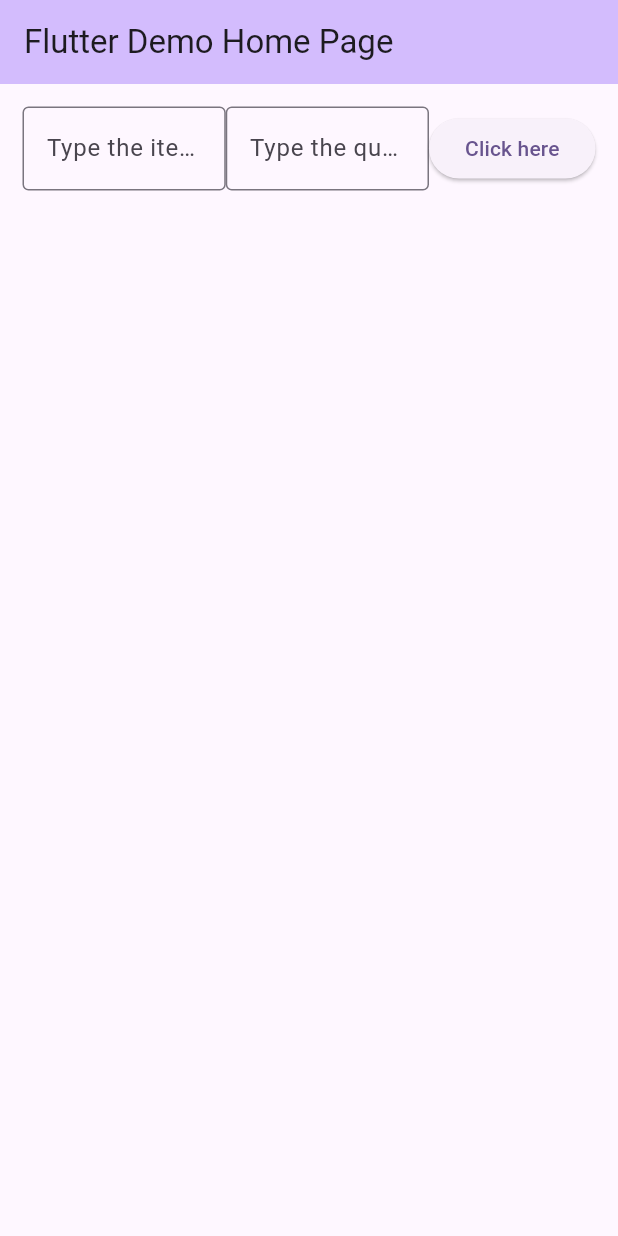
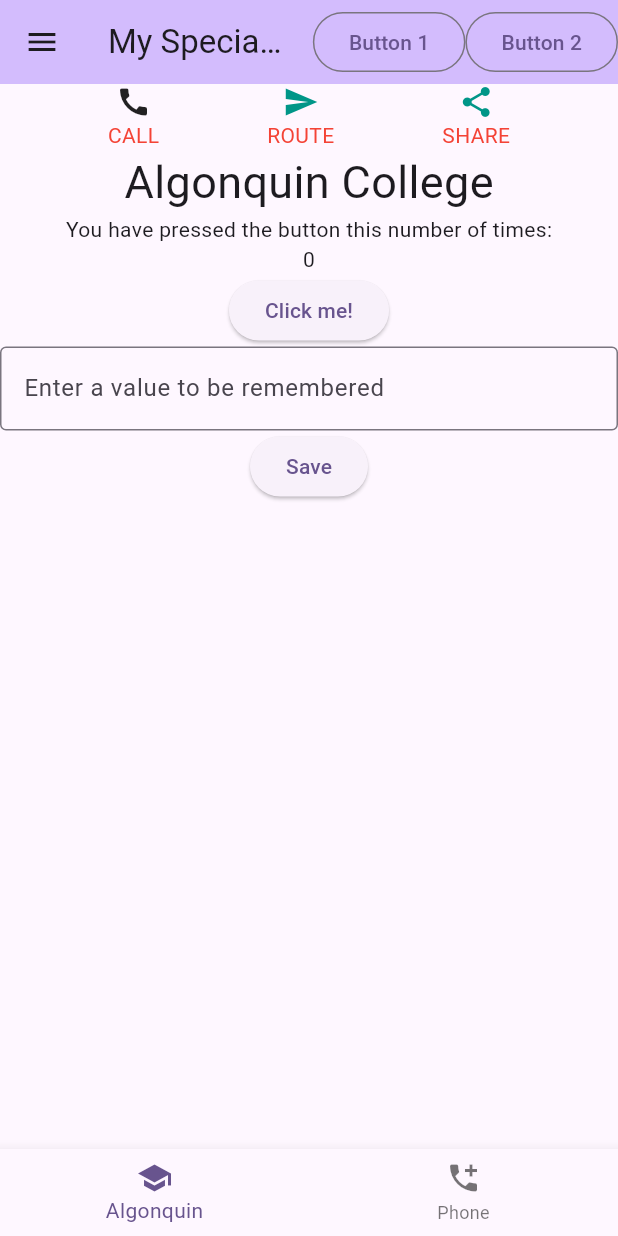
Before and after one commit to Alex-1909-DN/lab8, a Flutter app: the screen it shows after launch, on a phone screen of 412 x 824 dp. Run offline on Flutter 3.47's test engine with Material 3 defaults, Android fonts, the phone set to English and light mode, and no system bars; our stand-ins replace floor, shared_preferences, sqflite; missing offline and left inert: encrypted_shared_preferences; accounts and stored records are empty; generated files the repository leaves out were written again; statements that could not run were skipped.

Commit message:
Revert revert of first commit

```diff
--- /dev/null
+++ b/lib/data_repo.dart
@@ -0,0 +1,4 @@
+class DataRepository {
+  static String loginName = "Guest";
+  static int age = 18;
+}
--- a/lib/main.dart
+++ b/lib/main.dart
@@ -1,23 +1,30 @@
+import 'package:encrypted_shared_preferences/encrypted_shared_preferences.dart';
 import 'package:flutter/material.dart';
+import 'package:lab1/data_repo.dart';
+import 'package:lab1/second_page.dart';
+import 'package:shared_preferences/shared_preferences.dart';
+import 'package:url_launcher/url_launcher.dart';
 
-Future<void> main() async {
+void main() {
   runApp(const MyApp());
 }
 
 class MyApp extends StatelessWidget {
   const MyApp({super.key});
 
-  // This widget is the root of your application.
   @override
   Widget build(BuildContext context) {
     return MaterialApp(
+        debugShowCheckedModeBanner: false,
         title: 'Flutter Demo',
         theme: ThemeData(
           colorScheme: ColorScheme.fromSeed(seedColor: Colors.deepPurple),
           useMaterial3: true,
         ),
-      home: const MyHomePage(title: 'Flutter Demo Home Page'),
-    );
+        home: const MyHomePage(title: 'My Special App'),
+        routes: {
+          '/second': (context) => SecondPage(),
+        });
   }
 }
 
@@ -31,118 +38,176 @@ class MyHomePage extends StatefulWidget {
 }
 
 class _MyHomePageState extends State<MyHomePage> {
-  final TextEditingController _item = TextEditingController();
-  final TextEditingController _quantity = TextEditingController();
-  final List<String> _itemList = [];
-  final List<String> _quantityList = [];
+  int _counter = 0;
+  int numCounter = 0;
+  var isChecked = false;
+  final TextEditingController _num1 = TextEditingController();
+  // final TextEditingController _num2 = TextEditingController();
 
-  void _addItem() {
-    if (_item.text.isNotEmpty && _quantity.text.isNotEmpty) {
-      setState(() {
-        _itemList.add(_item.text);
-        _quantityList.add(_quantity.text);
-      });
-      _item.clear();
-      _quantity.clear();
-    }
+  @override
+  void initState() {
+    super.initState();
+    _loadCounter();
+    loadData();
   }
 
-  void _removeItem(int index) {
-    showDialog(
-      context: context,
-      builder: (context) => AlertDialog(
-        title: const Text('Remove Item?'),
-        content: const Text('Do you want to remove this item?'),
-        actions: [
-          TextButton(
-            onPressed: () {
-              Navigator.pop(context);
-            },
-            child: const Text('No'),
-          ),
-          TextButton(
-            onPressed: () {
+  /// Load the initial counter value from persistent storage on start,
+  /// or fallback to 0 if it doesn't exist.
+  Future<void> _loadCounter() async {
+    final prefs = await SharedPreferences.getInstance();
     setState(() {
-                _itemList.removeAt(index);
-                _quantityList.removeAt(index);
+      _counter = prefs.getInt('counter') ?? 0;
     });
-              Navigator.pop(context);
-            },
-            child: const Text('Yes'),
-          )
-        ],
-      ),
-    );
+  }
+
+  void loadData() {
+    EncryptedSharedPreferences esp = EncryptedSharedPreferences();
+    esp.getString('mydata').then((String value) {
+      setState(() {
+        _num1.text = value;
+      });
+
+      /// Prints Hello, World!
+    });
+  }
+
+  /// After a click, increment the counter state and
+  /// asynchronously save it to persistent storage.
+  Future<void> _incrementCounter() async {
+    final prefs = await SharedPreferences.getInstance();
+    setState(() {
+      _counter = (prefs.getInt('counter') ?? 0) + 1;
+      prefs.setInt('counter', _counter);
+    });
+  }
+
+  // void _incrementCounter() {
+  //   setState(() {
+  //     _counter++;
+  //   });
+  // }
+
+  Widget ListPage() {
+    return Column();
   }
 
   @override
   Widget build(BuildContext context) {
     return Scaffold(
+      drawer: Drawer(
+        child: Text("This is the drawer section!"),
+      ),
       appBar: AppBar(
-        // TRY THIS: Try changing the color here to a specific color (to
-        // Colors.amber, perhaps?) and trigger a hot reload to see the AppBar
-        // change color while the other colors stay the same.
+        actions: [
+          OutlinedButton(
+              onPressed: () {
+                Navigator.pushNamed(context, '/second');
+              },
+              child: Text("Button 1")),
+          OutlinedButton(
+              onPressed: () {
+                Navigator.pushNamed(context, '/third');
+              },
+              child: Text("Button 2"))
+        ],
         backgroundColor: Theme.of(context).colorScheme.inversePrimary,
-        // Here we take the value from the MyHomePage object that was created by
-        // the App.build method, and use it to set our appbar title.
         title: Text(widget.title),
       ),
       body: Center(
-        child: Column(
-          crossAxisAlignment: CrossAxisAlignment.center,
-          children: <Widget>[
-            Padding(
-              padding: const EdgeInsets.symmetric(horizontal: 15, vertical: 15),
-              child: Row(
-                mainAxisAlignment: MainAxisAlignment.spaceAround,
+        child: Column(children: [
+          Row(
+            mainAxisAlignment: MainAxisAlignment.spaceEvenly,
             children: [
-                  Expanded(
-                    child: TextField(
-                      controller: _item,
-                      decoration: const InputDecoration(
-                          hintText: "Type the item here",
+              Column(
+                children: [
+                  const Icon(Icons.call),
+                  Text(
+                    "Call".toUpperCase(),
+                    style: const TextStyle(color: Colors.red),
+                  )
+                ],
+              ),
+              Column(
+                children: [
+                  const Icon(
+                    Icons.send,
+                    color: Colors.teal,
+                  ),
+                  Text(
+                    "Route".toUpperCase(),
+                    style: const TextStyle(color: Colors.red),
+                  )
+                ],
+              ),
+              Column(
+                children: [
+                  const Icon(
+                    Icons.share,
+                    color: Colors.teal,
+                  ),
+                  Text("Share".toUpperCase(),
+                      style: const TextStyle(color: Colors.red))
+                ],
+              )
+            ],
+          ),
+          Stack(
+            alignment: AlignmentDirectional.bottomCenter,
+            children: [
+              Text(
+                "Algonquin College",
+                style: TextStyle(fontSize: 30.0),
+              )
+            ],
+          ),
+          Text("You have pressed the button this number of times:"),
+          Text("$_counter"),
+          ElevatedButton(
+              onPressed: _incrementCounter, child: Text("Click me!")),
+          TextField(
+            controller: _num1,
+            decoration: InputDecoration(
+                hintText: "Enter a value to be remembered",
                 border: OutlineInputBorder()),
           ),
+          ElevatedButton(
+              onPressed: () {
+                EncryptedSharedPreferences esp = EncryptedSharedPreferences();
+                esp.setString('mydata', _num1.value.text).then((bool success) {
+                  if (success) {
+                    print('success');
+                  } else {
+                    print('fail');
+                  }
+                });
+
+                DataRepository.loginName = _num1.value.text;
+                Navigator.pushNamed(context, '/second');
+              },
+              child: Text("Save"))
+        ]),
       ),
-                  Expanded(
-                    child: TextField(
-                      controller: _quantity,
-                      decoration: const InputDecoration(
-                        hintText: "Type the quantity here",
-                        border: OutlineInputBorder(),
-                      ),
-                      keyboardType: TextInputType.number,
-                    ),
-                  ),
-                  ElevatedButton(
-                    onPressed: _addItem,
-                    child: const Text('Click here'),
-                  ),
+      bottomNavigationBar: BottomNavigationBar(
+        items: [
+          BottomNavigationBarItem(icon: Icon(Icons.school), label: "Algonquin"),
+          BottomNavigationBarItem(icon: Icon(Icons.add_call), label: "Phone")
         ],
-              ),
-            ),
-            Expanded(
-              child: _itemList.isEmpty
-                  ? const Center(child: Text(' '))
-                  : ListView.builder(
-                      itemCount: _itemList.length,
-                      itemBuilder: (context, index) {
-                        return GestureDetector(
-                          child: Row(
-                            mainAxisAlignment: MainAxisAlignment.spaceAround,
-                            children: [
-                              Text(
-                                '${index + 1}: ${_itemList[index]} quantity: ${_quantityList[index]}',
-                              ),
-                            ],
-                          ),
-                          onLongPress: () => _removeItem(index),
+        onTap: (btnIndex) {
+          if (btnIndex == 0) {
+            const snackBar = SnackBar(
+              content: Text("Algonquin College button clicked!"),
             );
+            ScaffoldMessenger.of(context).showSnackBar(snackBar);
+            launchUrl(Uri.parse("https://www.algonquincollege.com"));
+            // print("Camera button clicked");
+          } else {
+            const snackBar = SnackBar(
+              content: Text("Phone button was clicked!"),
+            );
+            ScaffoldMessenger.of(context).showSnackBar(snackBar);
+            // print("Phone button was clicked");
+          }
         },
-                    ),
-            ),
-          ],
-        ),
       ),
     );
   }
--- a/pubspec.yaml
+++ b/pubspec.yaml
@@ -30,6 +30,7 @@ environment:
 dependencies:
   flutter:
     sdk: flutter
+  floor: ^1.5.0
 
   # The following adds the Cupertino Icons font to your application.
   # Use with the CupertinoIcons class for iOS style icons.
@@ -41,6 +42,8 @@ dependencies:
 dev_dependencies:
   flutter_test:
     sdk: flutter
+  floor_generator: ^1.5.0
+  build_runner: ^2.4.13
 
   # The "flutter_lints" package below contains a set of recommended lints to
   # encourage good coding practices. The lint set provided by the package is
```
Also changed, not shown: lib/database.dart (added, +11 -0 lines), lib/second_page.dart (added, +125 -0 lines), lib/todo_dao.dart (added, +13 -0 lines), lib/todo_item.dart (added, +16 -0 lines), lib/database.g.dart (added), pubspec.lock, 1 other file. Lines whose indentation alone changed are shown as unchanged.
